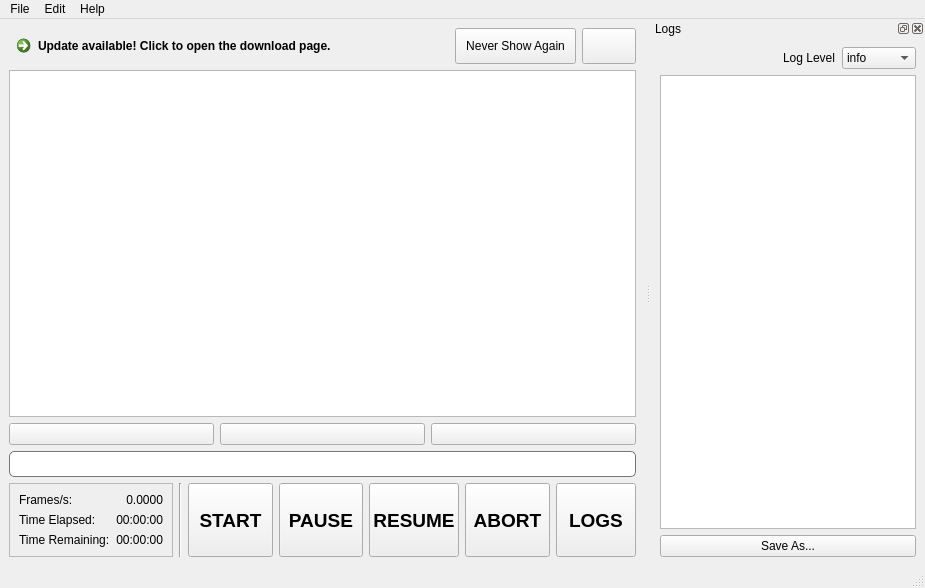
Before: the Qt Designer form src/mainwindow.ui in k4yt3x/video2x-qt6, drawn with Qt 5.
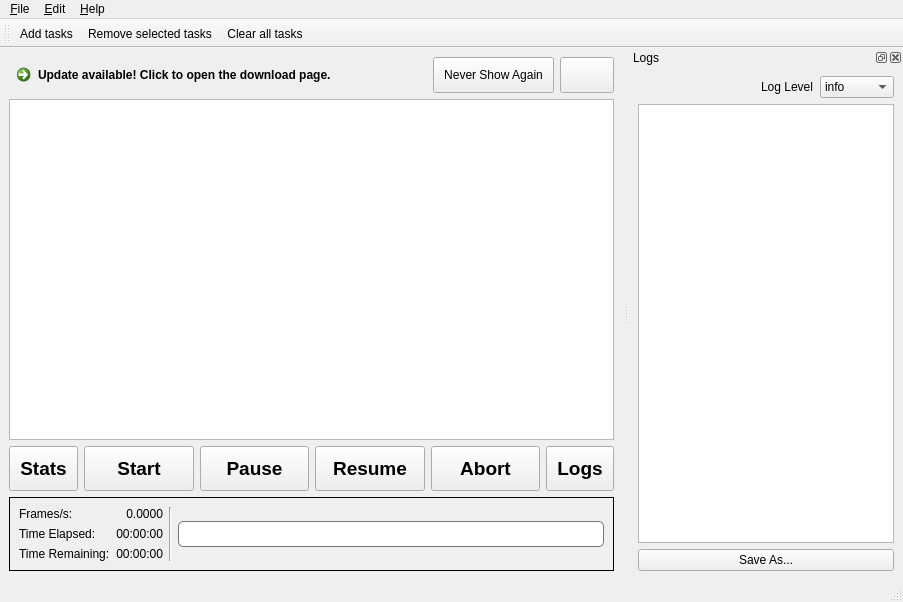
After: the same form once the commit is applied. Icons and pictures are not drawn. Custom widgets are drawn as their Qt base class.

Commit message: feat: improve UI and add stats auto expand

What changed in the file:
```diff
--- a/src/mainwindow.ui
+++ b/src/mainwindow.ui
@@ -6,8 +6,8 @@
    <rect>
     <x>0</x>
     <y>0</y>
-    <width>925</width>
-    <height>588</height>
+    <width>903</width>
+    <height>602</height>
    </rect>
   </property>
   <property name="windowTitle">
@@ -78,29 +78,90 @@
       <property name="selectionBehavior">
        <enum>QAbstractItemView::SelectionBehavior::SelectRows</enum>
       </property>
+      <property name="verticalScrollMode">
+       <enum>QAbstractItemView::ScrollMode::ScrollPerPixel</enum>
+      </property>
+      <property name="horizontalScrollMode">
+       <enum>QAbstractItemView::ScrollMode::ScrollPerPixel</enum>
+      </property>
       <attribute name="horizontalHeaderStretchLastSection">
-       <bool>true</bool>
+       <bool>false</bool>
       </attribute>
      </widget>
     </item>
     <item>
-     <layout class="QHBoxLayout" name="horizontalLayout_4">
+     <layout class="QHBoxLayout" name="horizontalLayout_2">
       <item>
-       <widget class="QPushButton" name="addFilesPushButton">
+       <widget class="QPushButton" name="toggleStatsPushButton">
+        <property name="sizePolicy">
+         <sizepolicy hsizetype="Fixed" vsizetype="Minimum">
+          <horstretch>0</horstretch>
+          <verstretch>0</verstretch>
+         </sizepolicy>
+        </property>
+        <property name="minimumSize">
+         <size>
+          <width>0</width>
+          <height>45</height>
+         </size>
+        </property>
         <property name="font">
          <font>
-          <pointsize>9</pointsize>
+          <pointsize>14</pointsize>
           <bold>true</bold>
          </font>
         </property>
+        <property name="styleSheet">
+         <string notr="true">QPushButton {
+    padding-left: 10px;
+    padding-right: 10px;
+}</string>
+        </property>
+        <property name="text">
+         <string>Stats</string>
+        </property>
+        <property name="icon">
+         <iconset theme="QIcon::ThemeIcon::HelpAbout"/>
+        </property>
+        <property name="iconSize">
+         <size>
+          <width>18</width>
+          <height>18</height>
+         </size>
+        </property>
+       </widget>
+      </item>
+      <item>
+       <widget class="QPushButton" name="startPushButton">
+        <property name="sizePolicy">
+         <sizepolicy hsizetype="Expanding" vsizetype="Preferred">
+          <horstretch>0</horstretch>
+          <verstretch>0</verstretch>
+         </sizepolicy>
+        </property>
+        <property name="minimumSize">
+         <size>
+          <width>0</width>
+          <height>45</height>
+         </size>
+        </property>
+        <property name="font">
+         <font>
+          <pointsize>14</pointsize>
+          <bold>true</bold>
+         </font>
+        </property>
         <property name="toolTip">
-         <string>&lt;html&gt;&lt;head/&gt;&lt;body&gt;&lt;p&gt;&lt;span style=&quot; font-weight:400;&quot;&gt;Add files to the task queue.&lt;/span&gt;&lt;/p&gt;&lt;/body&gt;&lt;/html&gt;</string>
+         <string>&lt;html&gt;&lt;head/&gt;&lt;body&gt;&lt;p&gt;&lt;span style=&quot; font-size:9pt; font-weight:400;&quot;&gt;Start processing the tasks in the queue.&lt;/span&gt;&lt;/p&gt;&lt;/body&gt;&lt;/html&gt;</string>
         </property>
+        <property name="styleSheet">
+         <string notr="true"/>
+        </property>
         <property name="text">
-         <string/>
+         <string>Start</string>
         </property>
         <property name="icon">
-         <iconset theme="QIcon::ThemeIcon::ListAdd"/>
+         <iconset theme="QIcon::ThemeIcon::MediaPlaybackStart"/>
         </property>
         <property name="iconSize">
          <size>
@@ -111,21 +172,36 @@
        </widget>
       </item>
       <item>
-       <widget class="QPushButton" name="deleteSelectedPushButton">
+       <widget class="QPushButton" name="pausePushButton">
+        <property name="enabled">
+         <bool>true</bool>
+        </property>
+        <property name="sizePolicy">
+         <sizepolicy hsizetype="Expanding" vsizetype="Preferred">
+          <horstretch>0</horstretch>
+          <verstretch>0</verstretch>
+         </sizepolicy>
+        </property>
+        <property name="minimumSize">
+         <size>
+          <width>0</width>
+          <height>45</height>
+         </size>
+        </property>
         <property name="font">
          <font>
-          <pointsize>9</pointsize>
+          <pointsize>14</pointsize>
           <bold>true</bold>
          </font>
         </property>
         <property name="toolTip">
-         <string>&lt;html&gt;&lt;head/&gt;&lt;body&gt;&lt;p&gt;&lt;span style=&quot; font-weight:400;&quot;&gt;Remove the selected tasks from the queue.&lt;/span&gt;&lt;/p&gt;&lt;/body&gt;&lt;/html&gt;</string>
+         <string>&lt;html&gt;&lt;head/&gt;&lt;body&gt;&lt;p&gt;&lt;span style=&quot; font-size:9pt; font-weight:400;&quot;&gt;Pause task processing.&lt;/span&gt;&lt;/p&gt;&lt;/body&gt;&lt;/html&gt;</string>
         </property>
         <property name="text">
-         <string/>
+         <string>Pause</string>
         </property>
         <property name="icon">
-         <iconset theme="QIcon::ThemeIcon::ListRemove"/>
+         <iconset theme="QIcon::ThemeIcon::MediaPlaybackPause"/>
         </property>
         <property name="iconSize">
          <size>
@@ -136,21 +212,36 @@
        </widget>
       </item>
       <item>
-       <widget class="QPushButton" name="clearPushButton">
+       <widget class="QPushButton" name="resumePushButton">
+        <property name="enabled">
+         <bool>true</bool>
+        </property>
+        <property name="sizePolicy">
+         <sizepolicy hsizetype="Expanding" vsizetype="Preferred">
+          <horstretch>0</horstretch>
+          <verstretch>0</verstretch>
+         </sizepolicy>
+        </property>
+        <property name="minimumSize">
+         <size>
+          <width>0</width>
+          <height>45</height>
+         </size>
+        </property>
         <property name="font">
          <font>
-          <pointsize>9</pointsize>
+          <pointsize>14</pointsize>
           <bold>true</bold>
          </font>
         </property>
         <property name="toolTip">
-         <string>&lt;html&gt;&lt;head/&gt;&lt;body&gt;&lt;p&gt;&lt;span style=&quot; font-weight:400;&quot;&gt;Remove all tasks from the queue.&lt;/span&gt;&lt;/p&gt;&lt;/body&gt;&lt;/html&gt;</string>
+         <string>&lt;html&gt;&lt;head/&gt;&lt;body&gt;&lt;p&gt;&lt;span style=&quot; font-size:9pt; font-weight:400;&quot;&gt;Resume processing tasks.&lt;/span&gt;&lt;/p&gt;&lt;/body&gt;&lt;/html&gt;</string>
         </property>
         <property name="text">
-         <string/>
+         <string>Resume</string>
         </property>
         <property name="icon">
-         <iconset theme="QIcon::ThemeIcon::EditClear"/>
+         <iconset theme="QIcon::ThemeIcon::MediaPlaybackStart"/>
         </property>
         <property name="iconSize">
          <size>
@@ -160,52 +251,97 @@
         </property>
        </widget>
       </item>
+      <item>
+       <widget class="QPushButton" name="abortPushButton">
+        <property name="enabled">
+         <bool>true</bool>
+        </property>
+        <property name="sizePolicy">
+         <sizepolicy hsizetype="Expanding" vsizetype="Preferred">
+          <horstretch>0</horstretch>
+          <verstretch>0</verstretch>
+         </sizepolicy>
+        </property>
+        <property name="minimumSize">
+         <size>
+          <width>0</width>
+          <height>45</height>
+         </size>
+        </property>
+        <property name="font">
+         <font>
+          <pointsize>14</pointsize>
+          <bold>true</bold>
+         </font>
+        </property>
+        <property name="toolTip">
+         <string>&lt;html&gt;&lt;head/&gt;&lt;body&gt;&lt;p&gt;&lt;span style=&quot; font-size:9pt; font-weight:400;&quot;&gt;Abort task processing. Video2X will attempt to save the processed content.&lt;/span&gt;&lt;/p&gt;&lt;/body&gt;&lt;/html&gt;</string>
+        </property>
+        <property name="styleSheet">
+         <string notr="true"/>
+        </property>
+        <property name="text">
+         <string>Abort</string>
+        </property>
+        <property name="icon">
+         <iconset theme="QIcon::ThemeIcon::MediaPlaybackStop"/>
+        </property>
+        <property name="iconSize">
+         <size>
+          <width>22</width>
+          <height>22</height>
+         </size>
+        </property>
+       </widget>
+      </item>
+      <item>
+       <widget class="QPushButton" name="toggleLogsPushButton">
+        <property name="sizePolicy">
+         <sizepolicy hsizetype="Fixed" vsizetype="Minimum">
+          <horstretch>0</horstretch>
+          <verstretch>0</verstretch>
+         </sizepolicy>
+        </property>
+        <property name="minimumSize">
+         <size>
+          <width>0</width>
+          <height>45</height>
+         </size>
+        </property>
+        <property name="font">
+         <font>
+          <pointsize>14</pointsize>
+          <bold>true</bold>
+         </font>
+        </property>
+        <property name="styleSheet">
+         <string notr="true">QPushButton {
+    padding-left: 10px;
+    padding-right: 10px;
+}</string>
+        </property>
+        <property name="text">
+         <string>Logs</string>
+        </property>
+        <property name="icon">
+         <iconset theme="QIcon::ThemeIcon::FormatJustifyLeft"/>
+        </property>
+        <property name="iconSize">
+         <size>
+          <width>18</width>
+          <height>18</height>
+         </size>
+        </property>
+       </widget>
+      </item>
      </layout>
     </item>
-    <item>
-     <widget class="QProgressBar" name="overallProgressBar">
-      <property name="sizePolicy">
-       <sizepolicy hsizetype="Expanding" vsizetype="Fixed">
-        <horstretch>0</horstretch>
-        <verstretch>0</verstretch>
-       </sizepolicy>
-      </property>
-      <property name="styleSheet">
-       <string notr="true">QProgressBar {
-    border: 1px solid palette(shadow);
-    border-radius: 5px;
-    text-align: center;
-    padding: 1px;
-    background: palette(base);
-}
-
-QProgressBar::chunk {
-    border-radius: 5px;
-    margin: 1px;
-    background-color: palette(highlight);
-}
-</string>
-      </property>
-      <property name="minimum">
-       <number>0</number>
-      </property>
-      <property name="maximum">
-       <number>1</number>
-      </property>
-      <property name="value">
-       <number>-1</number>
-      </property>
-      <property name="format">
-       <string>Currently processing: %v/%m (%p%)</string>
-      </property>
-     </widget>
-    </item>
     <item>
      <layout class="QHBoxLayout" name="horizontalLayout_3">
       <item>
-       <widget class="QFrame" name="frame">
+       <widget class="QFrame" name="statsFrame">
         <property name="frameShape">
-         <enum>QFrame::Shape::StyledPanel</enum>
+         <enum>QFrame::Shape::Box</enum>
         </property>
         <property name="frameShadow">
          <enum>QFrame::Shadow::Plain</enum>
@@ -278,187 +414,54 @@
            </item>
           </layout>
          </item>
+         <item>
+          <widget class="Line" name="line">
+           <property name="orientation">
+            <enum>Qt::Orientation::Vertical</enum>
+           </property>
+          </widget>
+         </item>
+         <item>
+          <widget class="QProgressBar" name="overallProgressBar">
+           <property name="sizePolicy">
+            <sizepolicy hsizetype="Expanding" vsizetype="Fixed">
+             <horstretch>0</horstretch>
+             <verstretch>0</verstretch>
+            </sizepolicy>
+           </property>
+           <property name="styleSheet">
+            <string notr="true">QProgressBar {
+    border: 1px solid palette(shadow);
+    border-radius: 5px;
+    text-align: center;
+    padding: 1px;
+    background: palette(base);
+}
+
+QProgressBar::chunk {
+    border-radius: 5px;
+    margin: 1px;
+    background-color: palette(highlight);
+}
+</string>
+           </property>
+           <property name="minimum">
+            <number>0</number>
+           </property>
+           <property name="maximum">
+            <number>1</number>
+           </property>
+           <property name="value">
+            <number>-1</number>
+           </property>
+           <property name="format">
+            <string>Currently processing: %v/%m (%p%)</string>
+           </property>
+          </widget>
+         </item>
         </layout>
        </widget>
       </item>
-      <item>
-       <widget class="Line" name="line_2">
-        <property name="orientation">
-         <enum>Qt::Orientation::Vertical</enum>
-        </property>
-       </widget>
-      </item>
-      <item>
-       <layout class="QHBoxLayout" name="horizontalLayout_2">
-        <item>
-         <widget class="QPushButton" name="startPushButton">
-          <property name="sizePolicy">
-           <sizepolicy hsizetype="Expanding" vsizetype="Preferred">
-            <horstretch>0</horstretch>
-            <verstretch>0</verstretch>
-           </sizepolicy>
-          </property>
-          <property name="font">
-           <font>
-            <pointsize>14</pointsize>
-            <bold>true</bold>
-           </font>
-          </property>
-          <property name="toolTip">
-           <string>&lt;html&gt;&lt;head/&gt;&lt;body&gt;&lt;p&gt;&lt;span style=&quot; font-size:9pt; font-weight:400;&quot;&gt;Start processing the tasks in the queue.&lt;/span&gt;&lt;/p&gt;&lt;/body&gt;&lt;/html&gt;</string>
-          </property>
-          <property name="styleSheet">
-           <string notr="true"/>
-          </property>
-          <property name="text">
-           <string>START</string>
-          </property>
-          <property name="icon">
-           <iconset theme="QIcon::ThemeIcon::MediaPlaybackStart"/>
-          </property>
-          <property name="iconSize">
-           <size>
-            <width>22</width>
-            <height>22</height>
-           </size>
-          </property>
-         </widget>
-        </item>
-        <item>
-         <widget class="QPushButton" name="pausePushButton">
-          <property name="enabled">
-           <bool>true</bool>
-          </property>
-          <property name="sizePolicy">
-           <sizepolicy hsizetype="Expanding" vsizetype="Preferred">
-            <horstretch>0</horstretch>
-            <verstretch>0</verstretch>
-           </sizepolicy>
-          </property>
-          <property name="font">
-           <font>
-            <pointsize>14</pointsize>
-            <bold>true</bold>
-           </font>
-          </property>
-          <property name="toolTip">
-           <string>&lt;html&gt;&lt;head/&gt;&lt;body&gt;&lt;p&gt;&lt;span style=&quot; font-size:9pt; font-weight:400;&quot;&gt;Pause task processing.&lt;/span&gt;&lt;/p&gt;&lt;/body&gt;&lt;/html&gt;</string>
-          </property>
-          <property name="text">
-           <string>PAUSE</string>
-          </property>
-          <property name="icon">
-           <iconset theme="QIcon::ThemeIcon::MediaPlaybackPause"/>
-          </property>
-          <property name="iconSize">
-           <size>
-            <width>22</width>
-            <height>22</height>
-           </size>
-          </property>
-         </widget>
-        </item>
-        <item>
-         <widget class="QPushButton" name="resumePushButton">
-          <property name="enabled">
-           <bool>true</bool>
-          </property>
-          <property name="sizePolicy">
-           <sizepolicy hsizetype="Expanding" vsizetype="Preferred">
-            <horstretch>0</horstretch>
-            <verstretch>0</verstretch>
-           </sizepolicy>
-          </property>
-          <property name="font">
-           <font>
-            <pointsize>14</pointsize>
-            <bold>true</bold>
-           </font>
-          </property>
-          <property name="toolTip">
-           <string>&lt;html&gt;&lt;head/&gt;&lt;body&gt;&lt;p&gt;&lt;span style=&quot; font-size:9pt; font-weight:400;&quot;&gt;Resume processing tasks.&lt;/span&gt;&lt;/p&gt;&lt;/body&gt;&lt;/html&gt;</string>
-          </property>
-          <property name="text">
-           <string>RESUME</string>
-          </property>
-          <property name="icon">
-           <iconset theme="QIcon::ThemeIcon::MediaPlaybackStart"/>
-          </property>
-          <property name="iconSize">
-           <size>
-            <width>22</width>
-            <height>22</height>
-           </size>
-          </property>
-         </widget>
-        </item>
-        <item>
-         <widget class="QPushButton" name="abortPushButton">
-          <property name="enabled">
-           <bool>true</bool>
-          </property>
-          <property name="sizePolicy">
-           <sizepolicy hsizetype="Expanding" vsizetype="Preferred">
-            <horstretch>0</horstretch>
-            <verstretch>0</verstretch>
-           </sizepolicy>
-          </property>
-          <property name="font">
-           <font>
-            <pointsize>14</pointsize>
-            <bold>true</bold>
-           </font>
-          </property>
-          <property name="toolTip">
-           <string>&lt;html&gt;&lt;head/&gt;&lt;body&gt;&lt;p&gt;&lt;span style=&quot; font-size:9pt; font-weight:400;&quot;&gt;Abort task processing. Video2X will attempt to save the processed content.&lt;/span&gt;&lt;/p&gt;&lt;/body&gt;&lt;/html&gt;</string>
-          </property>
-          <property name="styleSheet">
-           <string notr="true"/>
-          </property>
-          <property name="text">
-           <string>ABORT</string>
-          </property>
-          <property name="icon">
-           <iconset theme="QIcon::ThemeIcon::MediaPlaybackStop"/>
-          </property>
-          <property name="iconSize">
-           <size>
-            <width>22</width>
-            <height>22</height>
-           </size>
-          </property>
-         </widget>
-        </item>
-        <item>
-         <widget class="QPushButton" name="toggleLogsPushButton">
-          <property name="sizePolicy">
-           <sizepolicy hsizetype="Fixed" vsizetype="Minimum">
-            <horstretch>0</horstretch>
-            <verstretch>0</verstretch>
-           </sizepolicy>
-          </property>
-          <property name="font">
-           <font>
-            <pointsize>14</pointsize>
-            <bold>true</bold>
-           </font>
-          </property>
-          <property name="text">
-           <string>LOGS</string>
-          </property>
-          <property name="icon">
-           <iconset theme="QIcon::ThemeIcon::FormatJustifyLeft"/>
-          </property>
-          <property name="iconSize">
-           <size>
-            <width>22</width>
-            <height>22</height>
-           </size>
-          </property>
-         </widget>
-        </item>
-       </layout>
-      </item>
      </layout>
     </item>
    </layout>
@@ -468,29 +471,29 @@
     <rect>
      <x>0</x>
      <y>0</y>
-     <width>925</width>
+     <width>903</width>
      <height>21</height>
     </rect>
    </property>
    <widget class="QMenu" name="menuFile">
     <property name="title">
-     <string>File</string>
+     <string>&amp;File</string>
     </property>
-    <addaction name="actionAddTask"/>
-    <addaction name="actionRemoveSelectedTask"/>
+    <addaction name="actionAddTasks"/>
+    <addaction name="actionRemoveSelectedTasks"/>
     <addaction name="actionClearAllTasks"/>
     <addaction name="actionExit"/>
    </widget>
    <widget class="QMenu" name="menuHelp">
     <property name="title">
-     <string>Help</string>
+     <string>&amp;Help</string>
     </property>
-    <addaction name="actionReport_Bugs"/>
+    <addaction name="actionReportBugs"/>
     <addaction name="actionAbout"/>
    </widget>
    <widget class="QMenu" name="menuSettings">
     <property name="title">
-     <string>Edit</string>
+     <string>&amp;Edit</string>
     </property>
     <addaction name="actionPreferences"/>
    </widget>
@@ -597,12 +600,35 @@
     </layout>
    </widget>
   </widget>
+  <widget class="QToolBar" name="toolBar">
+   <property name="windowTitle">
+    <string>toolBar</string>
+   </property>
+   <property name="movable">
+    <bool>true</bool>
+   </property>
+   <property name="toolButtonStyle">
+    <enum>Qt::ToolButtonStyle::ToolButtonTextBesideIcon</enum>
+   </property>
+   <property name="floatable">
+    <bool>false</bool>
+   </property>
+   <attribute name="toolBarArea">
+    <enum>TopToolBarArea</enum>
+   </attribute>
+   <attribute name="toolBarBreak">
+    <bool>false</bool>
+   </attribute>
+   <addaction name="actionAddTasks"/>
+   <addaction name="actionRemoveSelectedTasks"/>
+   <addaction name="actionClearAllTasks"/>
+  </widget>
   <action name="actionExit">
    <property name="icon">
     <iconset theme="QIcon::ThemeIcon::ApplicationExit"/>
    </property>
    <property name="text">
-    <string>Exit</string>
+    <string>E&amp;xit</string>
    </property>
    <property name="shortcut">
     <string>Ctrl+Q</string>
@@ -613,39 +639,45 @@
     <iconset theme="QIcon::ThemeIcon::DialogInformation"/>
    </property>
    <property name="text">
-    <string>About</string>
+    <string>&amp;About</string>
    </property>
   </action>
-  <action name="actionReport_Bugs">
+  <action name="actionReportBugs">
    <property name="text">
-    <string>Report Bugs...</string>
+    <string>&amp;Report Bugs...</string>
    </property>
   </action>
   <action name="actionPreferences">
    <property name="text">
-    <string>Preferences</string>
+    <string>&amp;Preferences</string>
    </property>
    <property name="shortcut">
     <string>Ctrl+,</string>
    </property>
   </action>
-  <action name="actionAddTask">
+  <action name="actionAddTasks">
    <property name="icon">
     <iconset theme="QIcon::ThemeIcon::ListAdd"/>
    </property>
    <property name="text">
-    <string>Add task</string>
+    <string>&amp;Add tasks</string>
+   </property>
+   <property name="toolTip">
+    <string>Add tasks</string>
    </property>
    <property name="shortcut">
     <string>Ctrl+O</string>
    </property>
   </action>
-  <action name="actionRemoveSelectedTask">
+  <action name="actionRemoveSelectedTasks">
    <property name="icon">
     <iconset theme="QIcon::ThemeIcon::ListRemove"/>
    </property>
    <property name="text">
-    <string>Remove selected task</string>
+    <string>&amp;Remove selected tasks</string>
+   </property>
+   <property name="toolTip">
+    <string>Remove selected tasks</string>
    </property>
    <property name="shortcut">
     <string>Del</string>
@@ -653,10 +685,10 @@
   </action>
   <action name="actionClearAllTasks">
    <property name="icon">
-    <iconset theme="QIcon::ThemeIcon::EditClear"/>
+    <iconset theme="QIcon::ThemeIcon::EditDelete"/>
    </property>
    <property name="text">
-    <string>Clear all tasks</string>
+    <string>&amp;Clear all tasks</string>
    </property>
    <property name="shortcut">
     <string>Shift+Del</string>
```
The commit also changes 6 other files.
